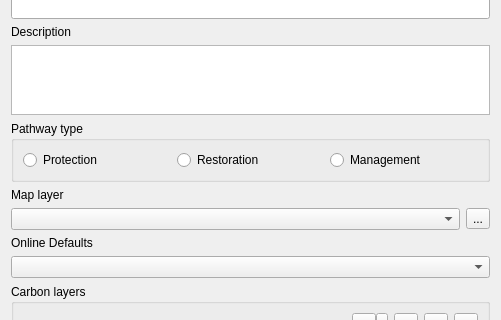
Above: src/cplus_plugin/ui/ncs_pathway_editor_dialog.ui from ConservationInternational/cplus-plugin before the change; both pictures show x 0 to 501 and y 140 to 460 of the 501 by 601 pixel window. Below: the same form after it.
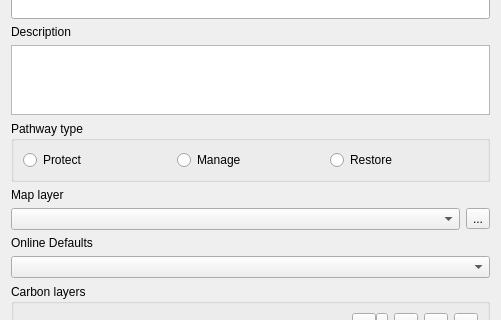
That is the form after the change. Custom widgets are drawn as their Qt base class.

Commit message: Change NCS pathway type terminology.

```diff
--- a/src/cplus_plugin/ui/ncs_pathway_editor_dialog.ui
+++ b/src/cplus_plugin/ui/ncs_pathway_editor_dialog.ui
@@ -280,21 +280,21 @@
       <item>
        <widget class="QRadioButton" name="rb_protection">
         <property name="text">
-         <string>Protection</string>
+         <string>Protect</string>
         </property>
        </widget>
       </item>
       <item>
        <widget class="QRadioButton" name="rb_restoration">
         <property name="text">
-         <string>Restoration</string>
+         <string>Manage</string>
         </property>
        </widget>
       </item>
       <item>
        <widget class="QRadioButton" name="rb_management">
         <property name="text">
-         <string>Management</string>
+         <string>Restore</string>
         </property>
        </widget>
       </item>
```
The commit also changes 3 other files.
